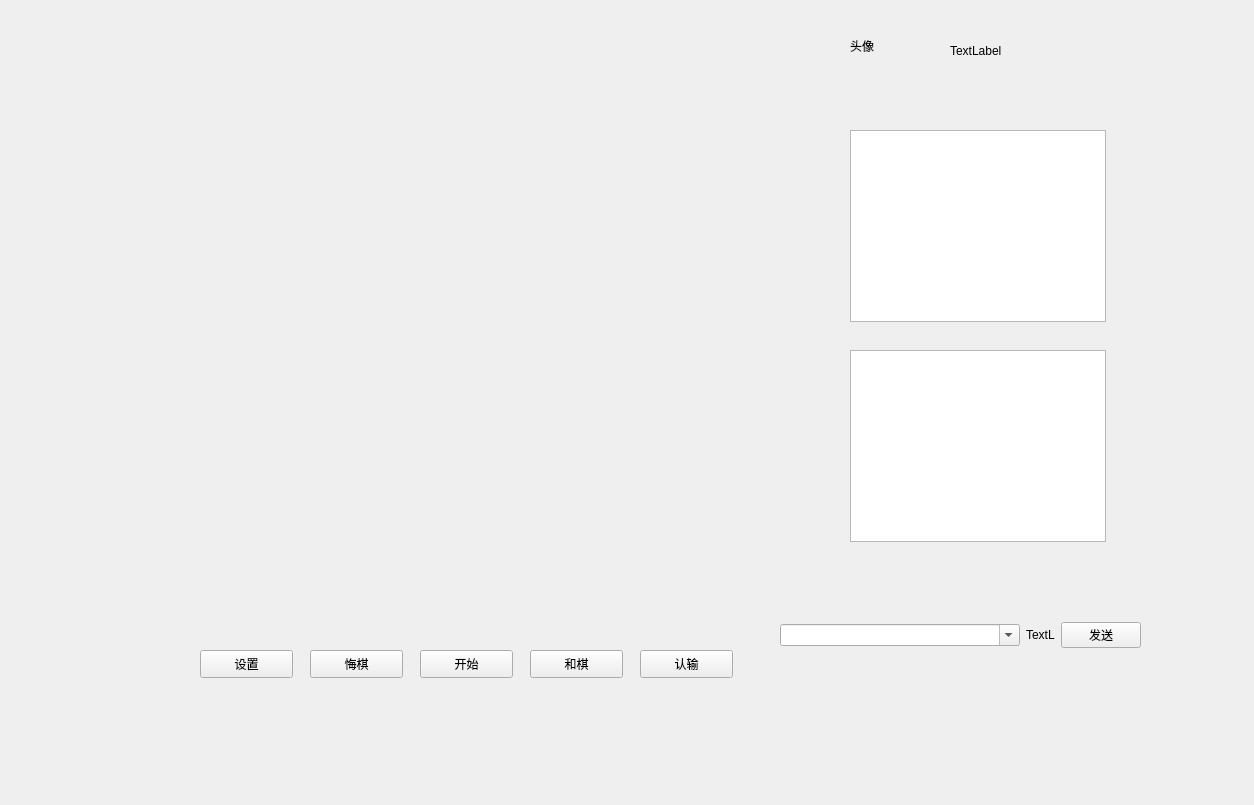
Old version of the form main.ui in the repository daimiaopeng/wuziqi_client.
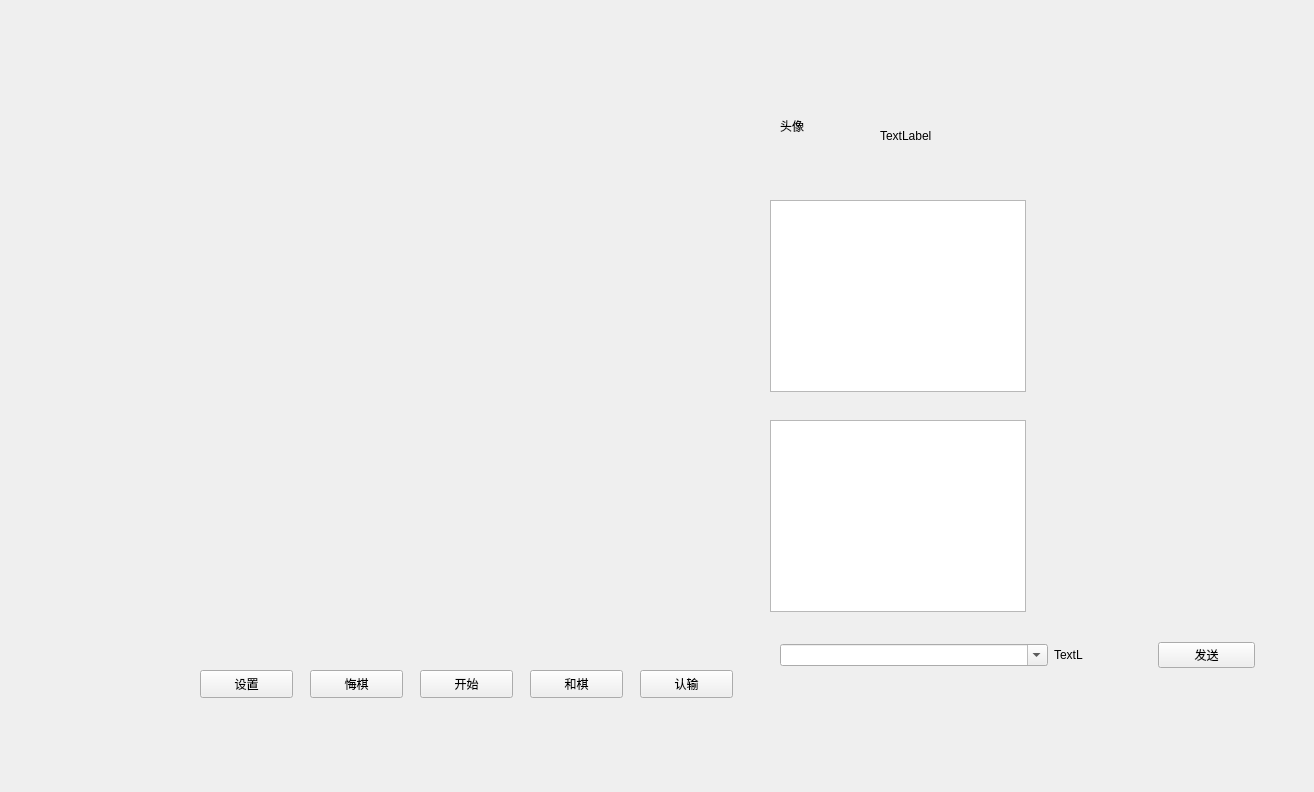
New version of the form. Icons and pictures are not drawn.

```diff
--- a/main.ui
+++ b/main.ui
@@ -6,8 +6,8 @@
    <rect>
     <x>0</x>
     <y>0</y>
-    <width>1254</width>
-    <height>805</height>
+    <width>1314</width>
+    <height>792</height>
    </rect>
   </property>
   <property name="windowTitle">
@@ -17,7 +17,7 @@
    <property name="geometry">
     <rect>
      <x>200</x>
-     <y>100</y>
+     <y>120</y>
      <width>540</width>
      <height>540</height>
     </rect>
@@ -35,8 +35,8 @@
    </property>
    <property name="geometry">
     <rect>
-     <x>850</x>
-     <y>10</y>
+     <x>780</x>
+     <y>90</y>
      <width>91</width>
      <height>71</height>
     </rect>
@@ -48,10 +48,10 @@
   <widget class="QLabel" name="label_3">
    <property name="geometry">
     <rect>
-     <x>950</x>
-     <y>20</y>
-     <width>121</width>
-     <height>61</height>
+     <x>880</x>
+     <y>100</y>
+     <width>191</width>
+     <height>71</height>
     </rect>
    </property>
    <property name="text">
@@ -62,8 +62,8 @@
    <property name="geometry">
     <rect>
      <x>780</x>
-     <y>620</y>
-     <width>361</width>
+     <y>640</y>
+     <width>475</width>
      <height>30</height>
     </rect>
    </property>
@@ -175,8 +175,8 @@
   <widget class="QListView" name="listView">
    <property name="geometry">
     <rect>
-     <x>850</x>
-     <y>130</y>
+     <x>770</x>
+     <y>200</y>
      <width>256</width>
      <height>192</height>
     </rect>
@@ -185,8 +185,8 @@
   <widget class="QTextBrowser" name="textBrowser">
    <property name="geometry">
     <rect>
-     <x>850</x>
-     <y>350</y>
+     <x>770</x>
+     <y>420</y>
      <width>256</width>
      <height>192</height>
     </rect>
@@ -196,7 +196,7 @@
    <property name="geometry">
     <rect>
      <x>310</x>
-     <y>650</y>
+     <y>670</y>
      <width>93</width>
      <height>28</height>
     </rect>
@@ -209,7 +209,7 @@
    <property name="geometry">
     <rect>
      <x>530</x>
-     <y>650</y>
+     <y>670</y>
      <width>93</width>
      <height>28</height>
     </rect>
@@ -222,7 +222,7 @@
    <property name="geometry">
     <rect>
      <x>420</x>
-     <y>650</y>
+     <y>670</y>
      <width>93</width>
      <height>28</height>
     </rect>
@@ -235,7 +235,7 @@
    <property name="geometry">
     <rect>
      <x>640</x>
-     <y>650</y>
+     <y>670</y>
      <width>93</width>
      <height>28</height>
     </rect>
@@ -248,7 +248,7 @@
    <property name="geometry">
     <rect>
      <x>200</x>
-     <y>650</y>
+     <y>670</y>
      <width>93</width>
      <height>28</height>
     </rect>
```
